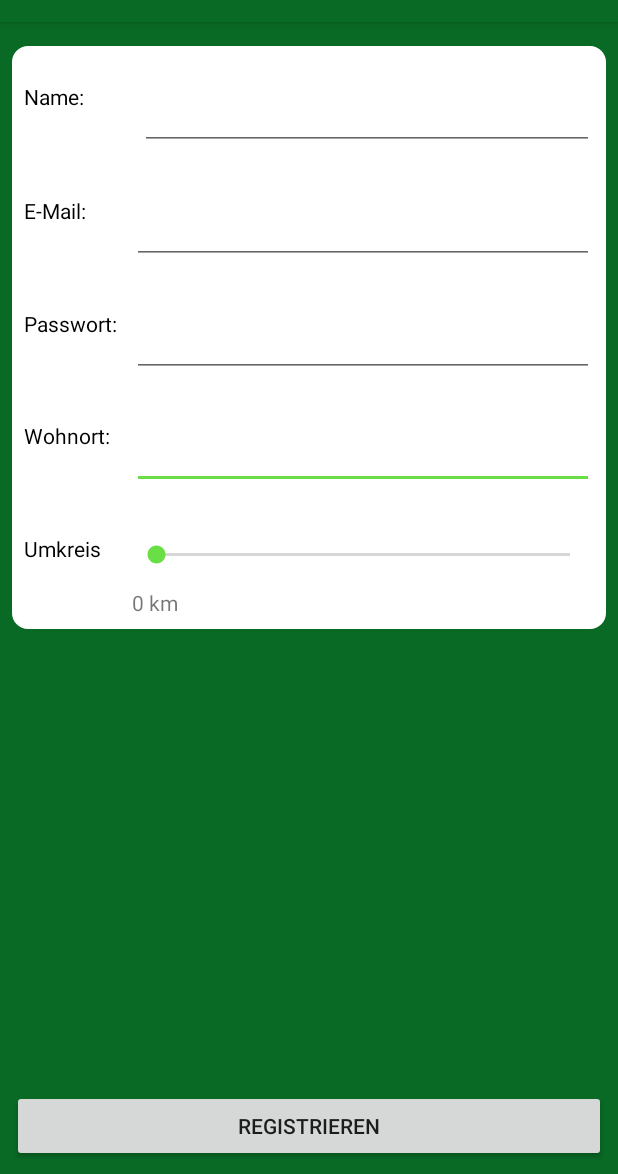
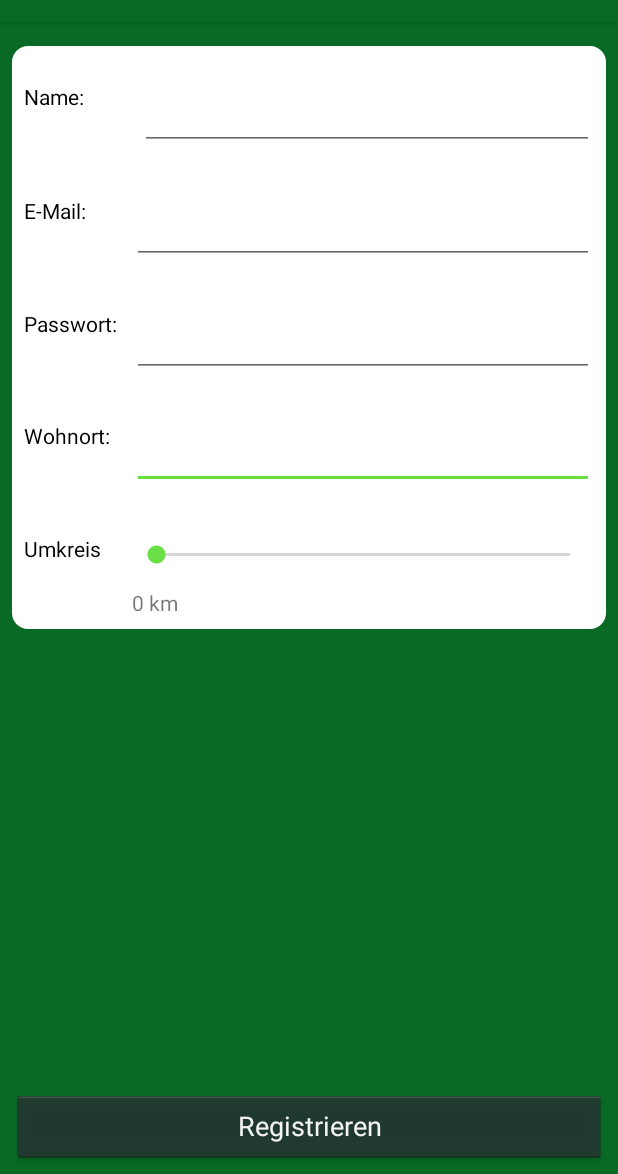
Before and after one commit to julianking1/Rentnertreff, an Android app: the Registrieren_Activity screen opened directly, with no data from a screen before it, on a phone screen of 412 x 824 dp, the part 62-1236 px from its top. Run offline under Robolectric (Android 15) with nearby library versions, the light colour scheme and no system bars.

Commit message:
demnächst noch x Tage

```diff
--- a/app/src/main/res/layout/activity_login2.xml
+++ b/app/src/main/res/layout/activity_login2.xml
@@ -10,6 +10,7 @@
 
     <Button
         android:id="@+id/button_login_registrieren"
+        style="@android:style/Widget.Holo.Button"
         android:layout_width="0dp"
         android:layout_height="wrap_content"
         android:layout_marginBottom="9dp"
@@ -126,6 +127,7 @@
 
     <Button
         android:id="@+id/button_login_anmelden"
+        style="@android:style/Widget.Holo.Button"
         android:layout_width="0dp"
         android:layout_height="wrap_content"
         android:layout_marginEnd="8dp"
@@ -159,7 +161,7 @@
 
     <TextView
         android:id="@+id/textView_login_fehlermeldung"
-        android:layout_width="match_parent"
+        android:layout_width="0dp"
         android:layout_height="wrap_content"
         android:layout_marginBottom="8dp"
         android:layout_marginTop="8dp"
--- a/app/src/main/res/layout/activity_registrieren.xml
+++ b/app/src/main/res/layout/activity_registrieren.xml
@@ -173,8 +173,23 @@
 
     </android.support.constraint.ConstraintLayout>
 
+    <TextView
+        android:id="@+id/register_fehlermeldung"
+        android:layout_width="wrap_content"
+        android:layout_height="wrap_content"
+        android:layout_marginBottom="8dp"
+        android:layout_marginLeft="8dp"
+        android:layout_marginRight="8dp"
+        android:layout_marginTop="8dp"
+        android:textAlignment="center"
+        app:layout_constraintBottom_toTopOf="@+id/button_register_registrieren"
+        app:layout_constraintLeft_toLeftOf="parent"
+        app:layout_constraintRight_toRightOf="parent"
+        app:layout_constraintTop_toBottomOf="@+id/constraintLayout2" />
+
     <Button
         android:id="@+id/button_register_registrieren"
+        style="@android:style/Widget.Holo.Button"
         android:layout_width="0dp"
         android:layout_height="wrap_content"
         android:layout_marginBottom="8dp"
```
Also changed, not shown: app/src/main/java/com/example/julian/rentnertreff/Activities/Registrieren_Activity.java (+83 -9 lines).
